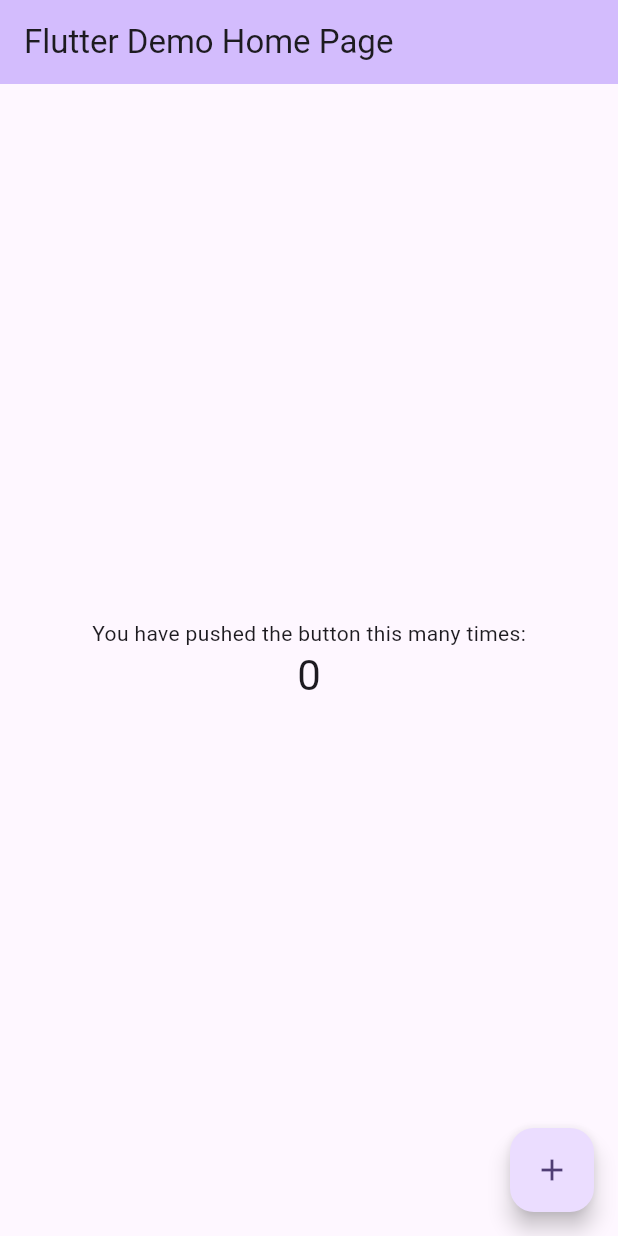
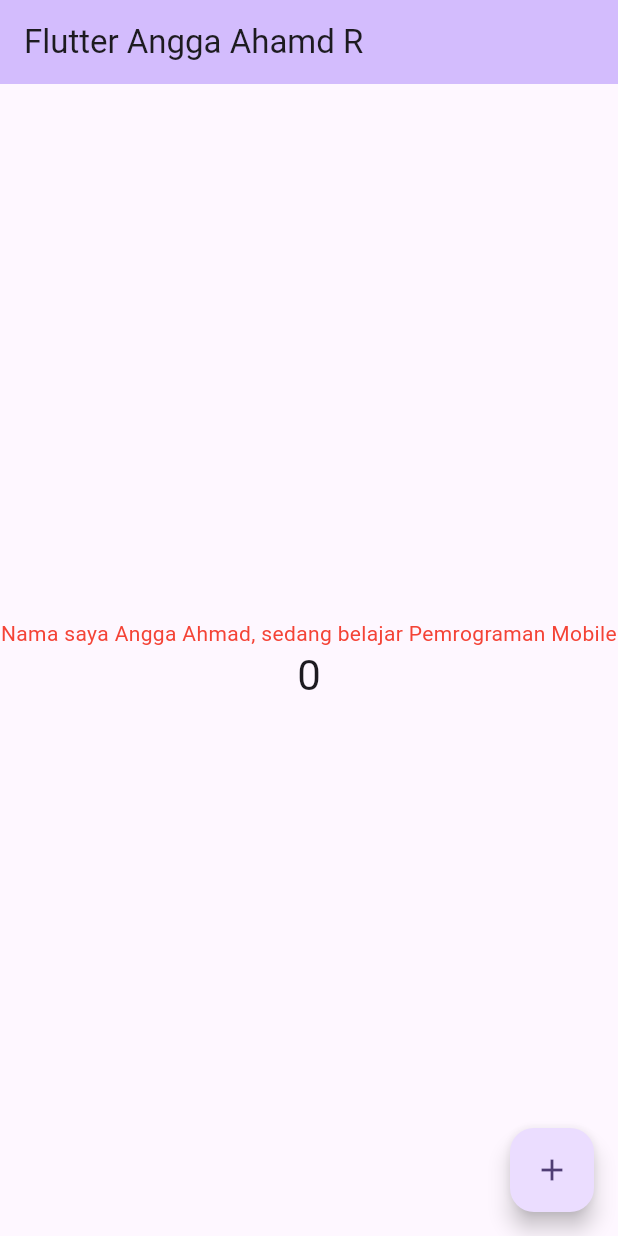
Before and after one commit to AnggaAhmad05/Jobsheet5_Mobile, a Flutter app: the screen it shows after launch, on a phone screen of 412 x 824 dp. Run offline on Flutter 3.47's test engine with Material 3 defaults, Android fonts, the phone set to English and light mode, and no system bars.

Commit message:
text widget

```diff
--- /dev/null
+++ b/hello_word/lib/image.widget.dart
@@ -0,0 +1,12 @@
+import 'package:flutter/material.dart';
+
+class MyImageWidget extends StatelessWidget {
+  const MyImageWidget({Key? key}) : super(key: key);
+
+  @override
+  Widget build(BuildContext context) {
+    return const Image(
+      image: AssetImage("logo_polinema.jpg")
+    );
+  }
+}
--- a/hello_word/lib/main.dart
+++ b/hello_word/lib/main.dart
@@ -1,4 +1,5 @@
 import 'package:flutter/material.dart';
+import 'package:hello_word/text_widget.dart';
 
 void main() {
   runApp(const MyApp());
@@ -11,7 +12,7 @@ class MyApp extends StatelessWidget {
   @override
   Widget build(BuildContext context) {
     return MaterialApp(
-      title: 'Flutter Demo',
+      title: 'Flutter',
       theme: ThemeData(
         // This is the theme of your application.
         //
@@ -30,7 +31,7 @@ class MyApp extends StatelessWidget {
         // tested with just a hot reload.
         colorScheme: ColorScheme.fromSeed(seedColor: Colors.deepPurple),
       ),
-      home: const MyHomePage(title: 'Flutter Demo Home Page'),
+      home: const MyHomePage(title: 'Flutter Angga Ahamd R'),
     );
   }
 }
@@ -104,7 +105,7 @@ class _MyHomePageState extends State<MyHomePage> {
           // wireframe for each widget.
           mainAxisAlignment: MainAxisAlignment.center,
           children: <Widget>[
-            const Text('You have pushed the button this many times:'),
+            const MyTextWidget(),
             Text(
               '$_counter',
               style: Theme.of(context).textTheme.headlineMedium,
--- /dev/null
+++ b/hello_word/lib/text_widget.dart
@@ -0,0 +1,13 @@
+import 'package:flutter/material.dart';
+
+class MyTextWidget extends StatelessWidget {
+  const MyTextWidget({Key? key}) : super(key: key);
+
+  @override
+  Widget build(BuildContext context) {
+    return const Text(
+      "Nama saya Angga Ahmad, sedang belajar Pemrograman Mobile",
+      style: TextStyle(color: Colors.red, fontSize: 14),
+      textAlign: TextAlign.center);
+  }
+}
--- a/hello_word/pubspec.yaml
+++ b/hello_word/pubspec.yaml
@@ -51,6 +51,8 @@ dev_dependencies:
 
 # The following section is specific to Flutter packages.
 flutter:
+  assets:
+    - logo_polinema.jpg
 
   # The following line ensures that the Material Icons font is
   # included with your application, so that you can use the icons in
```
Also changed, not shown: hello_word/assets/logo_polinema.jpg (added).
